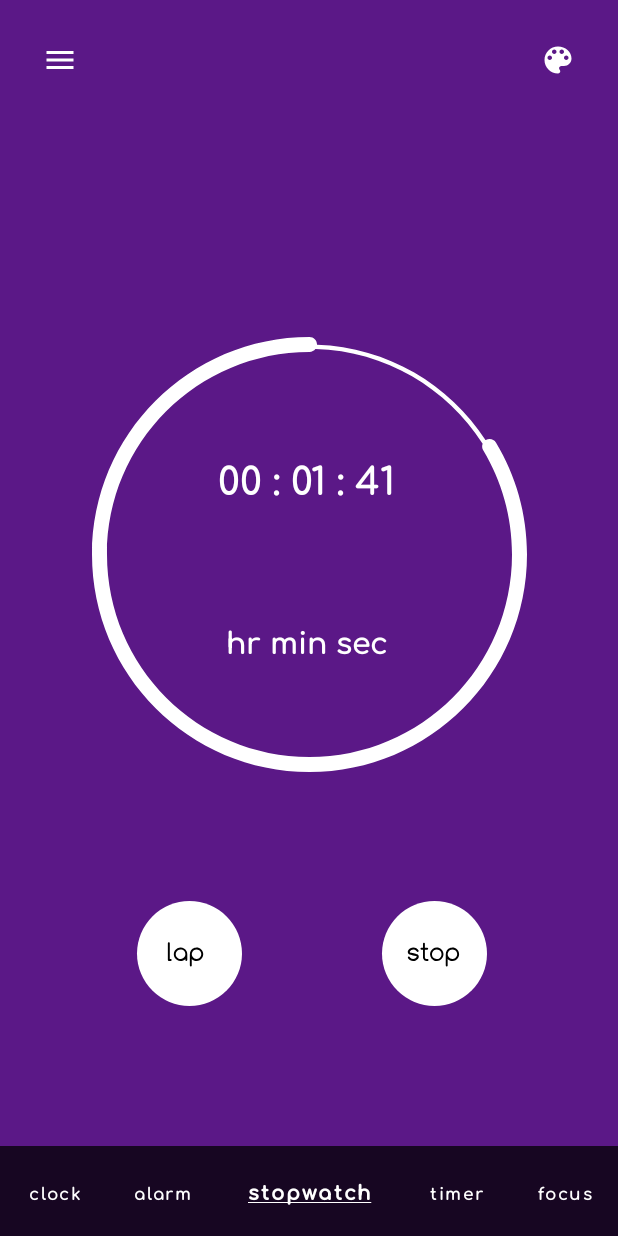
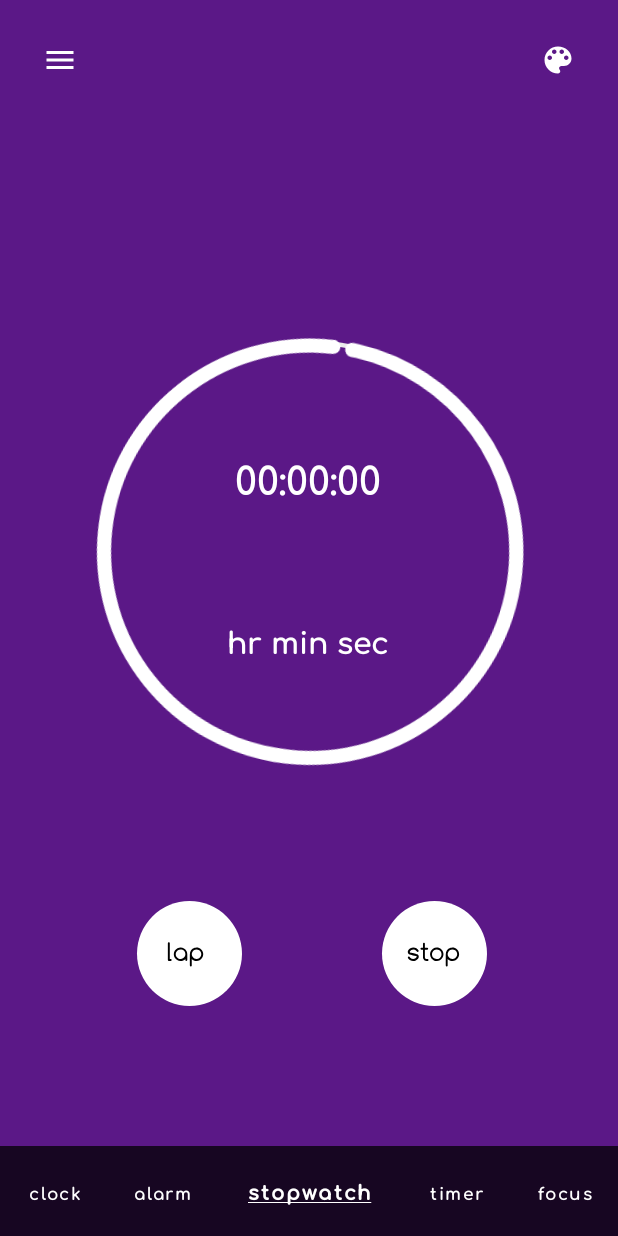
Before and after one commit to RjeEnn/droidsy-droids-clock, an Android app: the StopwatchActivity screen opened directly, with no data from a screen before it, after a tap on "start", on a phone screen of 412 x 824 dp. Run offline under Robolectric (Android 15) with nearby library versions, the phone set to English and light mode, and no system bars.

Commit message:
implemented stopwatch (does not run in background)

```diff
--- a/app/src/main/AndroidManifest.xml
+++ b/app/src/main/AndroidManifest.xml
@@ -32,6 +32,8 @@
             </intent-filter>
         </activity>
 
+        <service android:name=".StopwatchService"/>
+
         <meta-data
             android:name="preloaded_fonts"
             android:resource="@array/preloaded_fonts" />
--- a/app/src/main/java/com/doc/droidysdroidsclock/StopwatchActivity.kt
+++ b/app/src/main/java/com/doc/droidysdroidsclock/StopwatchActivity.kt
@@ -1,14 +1,23 @@
 package com.doc.droidysdroidsclock
 
-import android.content.Intent
+import android.animation.ObjectAnimator
+import android.content.*
 import androidx.appcompat.app.AppCompatActivity
 import android.os.Bundle
+import android.util.Log
 import android.view.View
-import android.widget.Button
-import android.widget.ImageButton
-import android.widget.TextView
+import android.view.animation.Animation
+import android.view.animation.LinearInterpolator
+import android.widget.*
+import kotlin.math.roundToInt
 
 class StopwatchActivity : AppCompatActivity() {
+
+    private var timeElapsed = 0.0
+    private var stopped: Boolean = true
+    private var paused: Boolean = false
+    private lateinit var serviceIntent: Intent
+
     override fun onCreate(savedInstanceState: Bundle?) {
         super.onCreate(savedInstanceState)
         setContentView(R.layout.activity_stopwatch)
@@ -18,31 +27,33 @@ class StopwatchActivity : AppCompatActivity() {
         clockTab.setOnClickListener {
             Intent(this, MainActivity::class.java).also {
                 startActivity(it)
-                overridePendingTransition(0, 0);
+                overridePendingTransition(0, 0)
             }
         }
         val alarmTab: Button = findViewById(R.id.button2)
         alarmTab.setOnClickListener {
             Intent(this, AlarmActivity::class.java).also {
                 startActivity(it)
-                overridePendingTransition(0, 0);
+                overridePendingTransition(0, 0)
             }
         }
         val timerTab: Button = findViewById(R.id.button4)
         timerTab.setOnClickListener {
             Intent(this, TimerActivity::class.java).also {
                 startActivity(it)
-                overridePendingTransition(0, 0);
+                overridePendingTransition(0, 0)
             }
         }
         val focusTab: Button = findViewById(R.id.button5)
         focusTab.setOnClickListener {
             Intent(this, FocusActivity::class.java).also {
                 startActivity(it)
-                overridePendingTransition(0, 0);
+                overridePendingTransition(0, 0)
             }
         }
 
+        serviceIntent = Intent(applicationContext, StopwatchService::class.java)
+        registerReceiver(updateTime, IntentFilter(StopwatchService.TIMER_UPDATED))
 
         val timing: TextView = findViewById(R.id.timing)
         val format: TextView = findViewById(R.id.format)
@@ -52,25 +63,30 @@ class StopwatchActivity : AppCompatActivity() {
         val resumeBtn: ImageButton = findViewById(R.id.resume_btn)
         val startBtn: Button = findViewById(R.id.start_stopwatch)
         val union: View = findViewById(R.id.union)
-        val ellipse: View = findViewById(R.id.ellipse_1)
 
-        timing.visibility = View.GONE
-        format.visibility = View.GONE
-        stopBtn.visibility = View.GONE
-        lapBtn.visibility = View.GONE
-        resetBtn.visibility = View.GONE
-        resumeBtn.visibility = View.GONE
-        union.visibility = View.GONE
+        val anim = ObjectAnimator.ofFloat(union, "rotation", 0f, 360f)
+
+        anim.duration = 60000
+        anim.repeatCount = Animation.INFINITE
+        anim.repeatMode = ObjectAnimator.RESTART
+        anim.interpolator = LinearInterpolator()
 
         startBtn.setOnClickListener {
             startBtn.visibility = View.GONE
-            ellipse.visibility = View.GONE
 
             timing.visibility = View.VISIBLE
             format.visibility = View.VISIBLE
             stopBtn.visibility = View.VISIBLE
             lapBtn.visibility = View.VISIBLE
             union.visibility = View.VISIBLE
+
+            anim.start()
+
+            serviceIntent.putExtra(StopwatchService.TIME_EXTRA, timeElapsed)
+            startService(serviceIntent)
+
+            stopped = false
+            paused = false
         }
 
         stopBtn.setOnClickListener {
@@ -79,6 +95,13 @@ class StopwatchActivity : AppCompatActivity() {
 
             resetBtn.visibility = View.VISIBLE
             resumeBtn.visibility = View.VISIBLE
+
+            anim.pause()
+
+            stopService(serviceIntent)
+
+            stopped = false
+            paused = true
         }
 
         resumeBtn.setOnClickListener {
@@ -87,6 +110,14 @@ class StopwatchActivity : AppCompatActivity() {
 
             resetBtn.visibility = View.GONE
             resumeBtn.visibility = View.GONE
+
+            anim.resume()
+
+            serviceIntent.putExtra(StopwatchService.TIME_EXTRA, timeElapsed)
+            startService(serviceIntent)
+
+            stopped = false
+            paused = false
         }
 
         resetBtn.setOnClickListener {
@@ -99,7 +130,99 @@ class StopwatchActivity : AppCompatActivity() {
             resetBtn.visibility = View.GONE
 
             startBtn.visibility = View.VISIBLE
-            ellipse.visibility = View.VISIBLE
+
+            stopService(serviceIntent)
+            timeElapsed = 0.0
+            timing.text = getTimeStringFromDouble(timeElapsed)
+
+            stopped = true
+            paused = false
+        }
+
+    }
+
+    private val updateTime: BroadcastReceiver = object : BroadcastReceiver() {
+        override fun onReceive(context: Context, intent: Intent) {
+            val timing: TextView = findViewById(R.id.timing)
+
+            timeElapsed = intent.getDoubleExtra(StopwatchService.TIME_EXTRA, 0.0)
+            timing.text = getTimeStringFromDouble(timeElapsed)
+        }
+    }
+
+    private fun getTimeStringFromDouble(time: Double): String {
+        val resultInt = time.roundToInt()
+        val hrs = resultInt % 86400 / 3600
+        val min = resultInt % 86400 % 3600 / 60
+        val sec = resultInt % 86400 % 3600 % 60
+
+        Log.i("test", timeElapsed.toString())
+
+        return String.format("%02d:%02d:%02d", hrs, min, sec)
+    }
+
+    override fun onStop() {
+        super.onStop()
+
+        val prefs: SharedPreferences = getSharedPreferences("prefs", MODE_PRIVATE)
+        val editor :SharedPreferences.Editor = prefs.edit()
+
+        editor.putBoolean("stopped", stopped)
+        editor.putBoolean("paused", paused)
+        editor.putFloat("timeElapsed", timeElapsed.toFloat())
+
+        editor.apply()
+    }
+
+    override fun onStart() {
+        super.onStart()
+
+        val timing: TextView = findViewById(R.id.timing)
+        val format: TextView = findViewById(R.id.format)
+        val stopBtn: ImageButton = findViewById(R.id.stop_btn)
+        val lapBtn: ImageButton = findViewById(R.id.lap_btn)
+        val resetBtn: ImageButton = findViewById(R.id.reset_btn)
+        val resumeBtn: ImageButton = findViewById(R.id.resume_btn)
+        val startBtn: Button = findViewById(R.id.start_stopwatch)
+        val union: View = findViewById(R.id.union)
+
+        val prefs: SharedPreferences = getSharedPreferences("prefs", MODE_PRIVATE)
+        timeElapsed = prefs.getFloat("timeElapsed", 0.0F).toDouble()
+        stopped = prefs.getBoolean("stopped", true)
+        paused = prefs.getBoolean("paused", false)
+
+        if(stopped) {
+            timing.visibility = View.GONE
+            format.visibility = View.GONE
+            stopBtn.visibility = View.GONE
+            lapBtn.visibility = View.GONE
+            resetBtn.visibility = View.GONE
+            resumeBtn.visibility = View.GONE
+            union.visibility = View.GONE
+
+            startBtn.visibility = View.VISIBLE
+        } else {
+            if(paused) {
+                stopBtn.visibility = View.GONE
+                lapBtn.visibility = View.GONE
+                startBtn.visibility = View.GONE
+
+                resetBtn.visibility = View.VISIBLE
+                resumeBtn.visibility = View.VISIBLE
+                timing.visibility = View.VISIBLE
+                union.visibility = View.VISIBLE
+                format.visibility = View.VISIBLE
+            } else {
+                startBtn.visibility = View.GONE
+                resetBtn.visibility = View.GONE
+                resumeBtn.visibility = View.GONE
+
+                timing.visibility = View.VISIBLE
+                format.visibility = View.VISIBLE
+                stopBtn.visibility = View.VISIBLE
+                lapBtn.visibility = View.VISIBLE
+                union.visibility = View.VISIBLE
+            }
         }
     }
 }
--- /dev/null
+++ b/app/src/main/res/drawable/ic_timer_spin.xml
@@ -0,0 +1,12 @@
+<vector xmlns:android="http://schemas.android.com/apk/res/android"
+    android:width="306dp"
+    android:height="306dp"
+    android:viewportWidth="306"
+    android:viewportHeight="306">
+  <path
+      android:pathData="M135.939,7.007C56.414,16.43 -0.416,88.536 9.007,168.061C18.43,247.586 90.536,304.415 170.061,294.993C249.586,285.57 306.415,213.464 296.993,133.939C288.106,58.934 223.459,4.119 149.418,6.035"
+      android:strokeWidth="10"
+      android:fillColor="#00000000"
+      android:strokeColor="#ffffff"
+      android:strokeLineCap="round"/>
+</vector>
--- a/app/src/main/res/layout/activity_stopwatch.xml
+++ b/app/src/main/res/layout/activity_stopwatch.xml
@@ -49,7 +49,7 @@
         android:layout_width="290dp"
         android:layout_height="290dp"
         android:layout_marginBottom="25dp"
-        android:background="@drawable/ic_union"
+        android:background="@drawable/ic_timer_spin"
         app:layout_constraintBottom_toTopOf="@+id/linearLayout2"
         app:layout_constraintEnd_toEndOf="parent"
         app:layout_constraintStart_toStartOf="parent"
--- a/app/src/main/res/values/strings.xml
+++ b/app/src/main/res/values/strings.xml
@@ -38,7 +38,7 @@
 
     <!-- Stopwatch Page -->
     <string name="start">start</string>
-    <string name="timing">00 : 01 : 41</string>
+    <string name="timing">00:00:00</string>
     <string name="stopwatch_format">hr  min  sec</string>
 
     <!-- Focus Page -->
```
Also changed, not shown: app/src/main/java/com/doc/droidysdroidsclock/StopwatchService.kt (added, +43 -0 lines), app/src/main/res/anim/round_timer.xml (added, +15 -0 lines).
